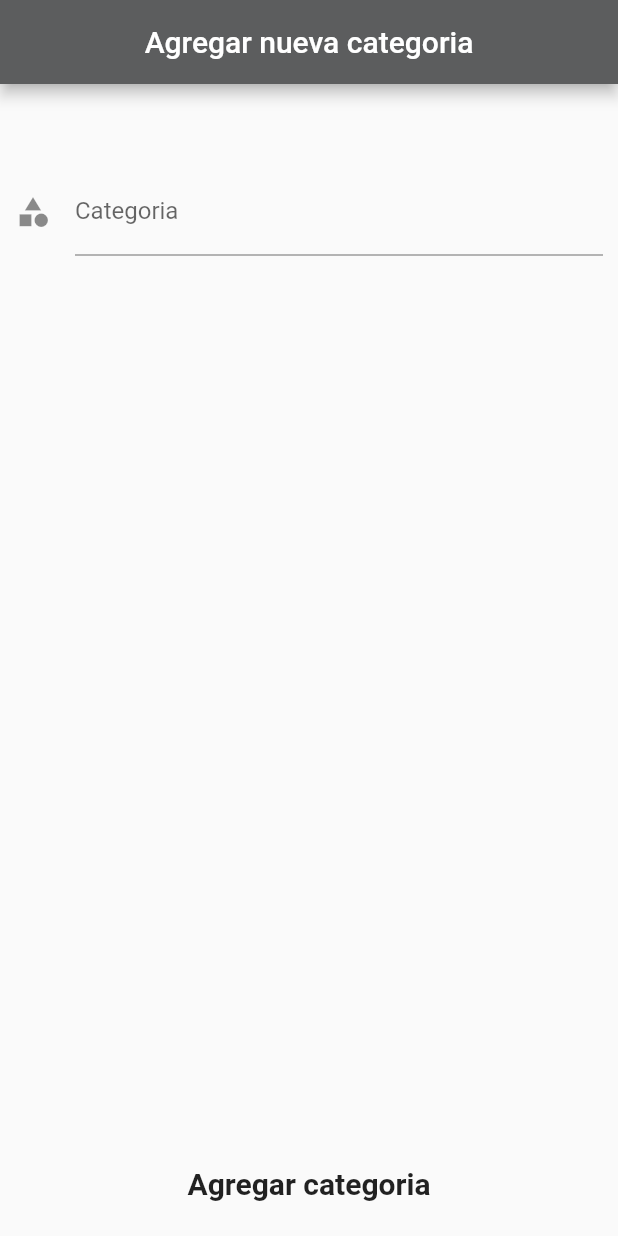
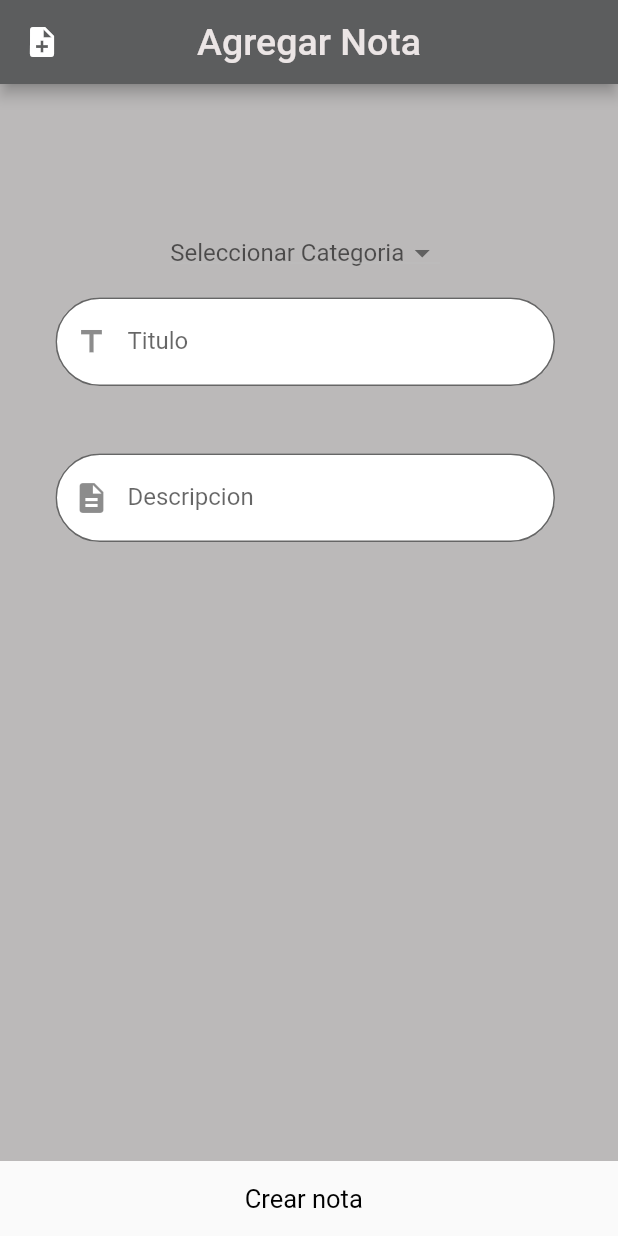
Before and after one commit to JoseAle19/adminpass_flutter, a Flutter app: the screen it shows after launch, on a phone screen of 412 x 824 dp. Run offline on Flutter 3.47's test engine with Material 2 defaults, Android fonts, the phone set to English and light mode, and no system bars; our stand-ins replace animate_do, get, get_storage.

Commit message:
modificado por manuel

```diff
--- a/lib/main.dart
+++ b/lib/main.dart
@@ -4,6 +4,7 @@ import 'package:get_storage/get_storage.dart';
 import 'package:prueba/models/User.dart';
 import 'package:prueba/pages/homepage/homepage.dart';
 import 'package:prueba/pages/login/loginpage.dart';
+import 'package:prueba/pages/note/notepage.dart';
 import 'package:prueba/pages/profile/profilepage.dart';
 import 'package:prueba/pages/register/register_page.dart';
 import 'pages/homepage/homepage.dart';
@@ -25,7 +26,7 @@ class MyApp extends StatelessWidget {
       title: "NOTAS",
       // initialRoute: myuser.email != null ? "/homepage" : "/loginpage",
       //signo de pregunta(?) significa entonces id ternario y dos(??) si es null
-      initialRoute: "/createnewcategory",
+      initialRoute: "/notepage",
       getPages: [
         GetPage(name: "/loginpage", page: () => const LoginPage()),
         GetPage(name: "/registerpage", page: () => const RegisterPage()),
@@ -33,6 +34,7 @@ class MyApp extends StatelessWidget {
         GetPage(
             name: "/createnewcategory", page: () => const CreateNewCatetgory()),
         GetPage(name: "/profilepage", page: () => const ProfilePage()),
+        GetPage(name: "/notepage", page: () => Notepage()),
       ],
     );
   }
--- /dev/null
+++ b/lib/pages/note/note_controller.dart
@@ -0,0 +1,18 @@
+import 'package:flutter/cupertino.dart';
+import 'package:get/get.dart';
+
+class NoteController extends GetxController {
+  TextEditingController titlecrtl = TextEditingController();
+  TextEditingController descripcrtl = TextEditingController();
+
+  void isvalid() {
+    String title = titlecrtl.text.trim();
+    String descrip = descripcrtl.text.trim();
+    if (title.isEmpty) {
+      Get.snackbar("Error", "titulo no puede estar vacio");
+    }
+    if (descrip.isEmpty) {
+      Get.snackbar("Error", "Descripcion no puede estar vacio");
+    }
+  }
+}
--- /dev/null
+++ b/lib/pages/note/notepage.dart
@@ -0,0 +1,164 @@
+import 'package:flutter/material.dart';
+import 'package:get/get.dart';
+import 'package:prueba/pages/note/note_controller.dart';
+
+class Notepage extends StatefulWidget {
+  @override
+  State<Notepage> createState() => _NotepageState();
+}
+
+class _NotepageState extends State<Notepage> {
+  String? dropdownValue;
+
+  @override
+  Widget build(BuildContext context) {
+    NoteController connote = Get.put(NoteController());
+    return Scaffold(
+      bottomNavigationBar: Container(
+        height: 50,
+        child: _textedit(connote),
+      ),
+      appBar: AppBar(
+        backgroundColor: const Color.fromARGB(255, 92, 93, 94),
+        centerTitle: true,
+        title: const Text(
+          'Agregar Nota',
+          style: TextStyle(
+            color: Color.fromARGB(255, 235, 229, 229),
+            fontSize: 25,
+          ),
+        ),
+        leading: IconButton(
+          onPressed: () {},
+          icon: const Icon(Icons.note_add),
+        ),
+      ),
+      body: Stack(
+        //poicicionar elemnetos uno encimna del otro
+        children: [
+          _backgroundCover(),
+          _boxform(context, connote),
+          Column(
+            children: const [
+              //pocisionar uno debajo  del otro de manera vertical
+            ],
+          )
+        ],
+      ),
+    );
+  }
+
+  Widget _backgroundCover() {
+    return Container(
+      width: double.infinity,
+      height: 800,
+      color: const Color.fromARGB(255, 187, 185, 185),
+    );
+  }
+
+//COLOR DEL FONDO DE PANTALLA
+  Widget _boxform(BuildContext context, connote) {
+    return Container(
+      padding: const EdgeInsets.all(
+        15,
+      ),
+      height: MediaQuery.of(context).size.height * 145,
+      margin: EdgeInsets.only(
+        top: MediaQuery.of(context).size.height * 0.10,
+        left: 20,
+        right: 25,
+      ),
+      child: SingleChildScrollView(
+        child: Column(children: [
+          Container(
+            height: 30,
+            margin: const EdgeInsets.only(left: 50, right: 50),
+            child: _desplegable(),
+          ),
+          _texttitle(connote),
+          _textdescription(connote),
+        ]),
+      ),
+    );
+  }
+
+  Widget _desplegable() {
+    return Container(
+      alignment: Alignment.center,
+      child: DropdownButton<String>(
+        value: dropdownValue,
+        hint: Text('Seleccionar Categoria'),
+        icon: const Icon(Icons.arrow_drop_down),
+        onChanged: (String? newValue) {
+          setState(() {
+            dropdownValue = newValue!;
+          });
+        },
+        items: <String>['Red', 'Green', 'Blue']
+            .map<DropdownMenuItem<String>>((String value) {
+          return DropdownMenuItem<String>(
+            value: value,
+            child: Text(value),
+          );
+        }).toList(),
+      ),
+    );
+  }
+}
+
+Widget _texttitle(NoteController connote) {
+  return Container(
+      padding: const EdgeInsets.symmetric(horizontal: 2, vertical: 15),
+      child: TextFormField(
+        controller: connote.titlecrtl,
+        cursorColor: const Color.fromARGB(255, 15, 15, 15),
+        keyboardType: TextInputType.text,
+        decoration: const InputDecoration(
+            labelText: 'Titulo',
+            fillColor: Colors.white,
+            filled: true,
+            border: OutlineInputBorder(
+                borderRadius: BorderRadius.all(Radius.circular(50))),
+            prefixIcon: Icon(Icons.title)),
+      ));
+}
+
+Widget _textdescription(connote) {
+  return Container(
+      padding: const EdgeInsets.symmetric(horizontal: 2, vertical: 30),
+      child: TextFormField(
+        controller: connote.descripcrtl,
+        cursorColor: const Color.fromARGB(255, 15, 15, 15),
+        keyboardType: TextInputType.text,
+        decoration: const InputDecoration(
+            fillColor: Colors.white,
+            labelText: 'Descripcion',
+            filled: true,
+            border: OutlineInputBorder(
+                borderRadius: BorderRadius.all(Radius.circular(50))),
+            prefixIcon: Icon(Icons.description)),
+      ));
+}
+
+Widget _textedit(connote) {
+  return Row(
+    mainAxisAlignment: MainAxisAlignment.center,
+    children: [
+      GestureDetector(
+        onTap: () {
+          connote.isvalid();
+        },
+        child: const Text(
+          'Crear nota',
+          style: TextStyle(
+            color: Colors.black,
+            fontSize: 17,
+          ),
+        ),
+      ),
+      const SizedBox(
+        width: 7,
+      ),
+    ],
+  );
+}
```
